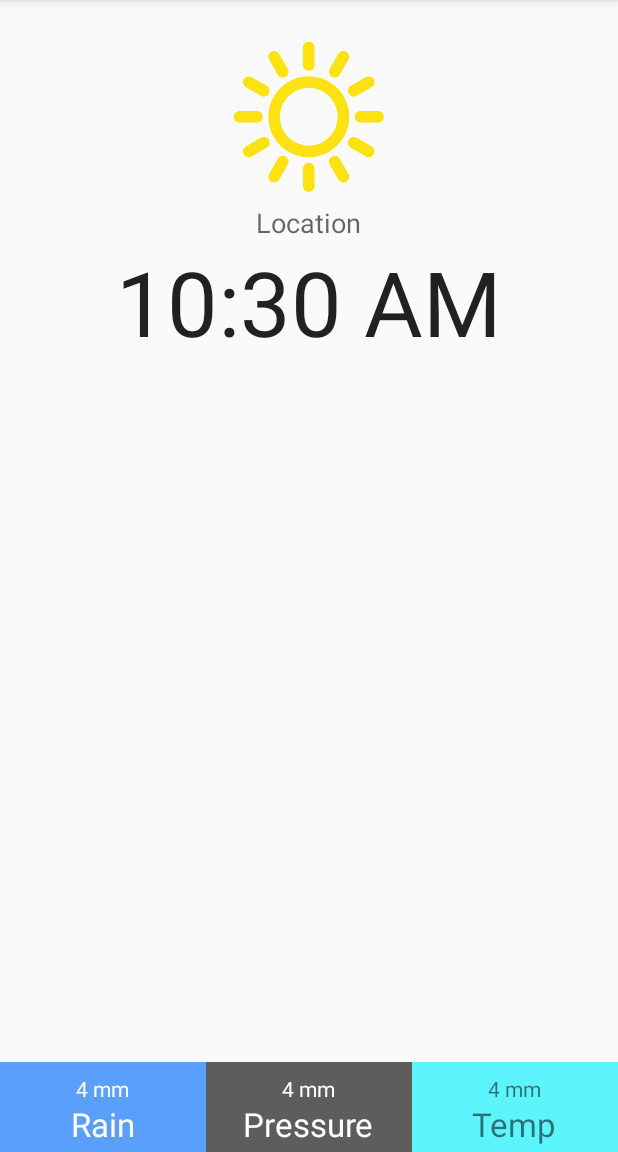
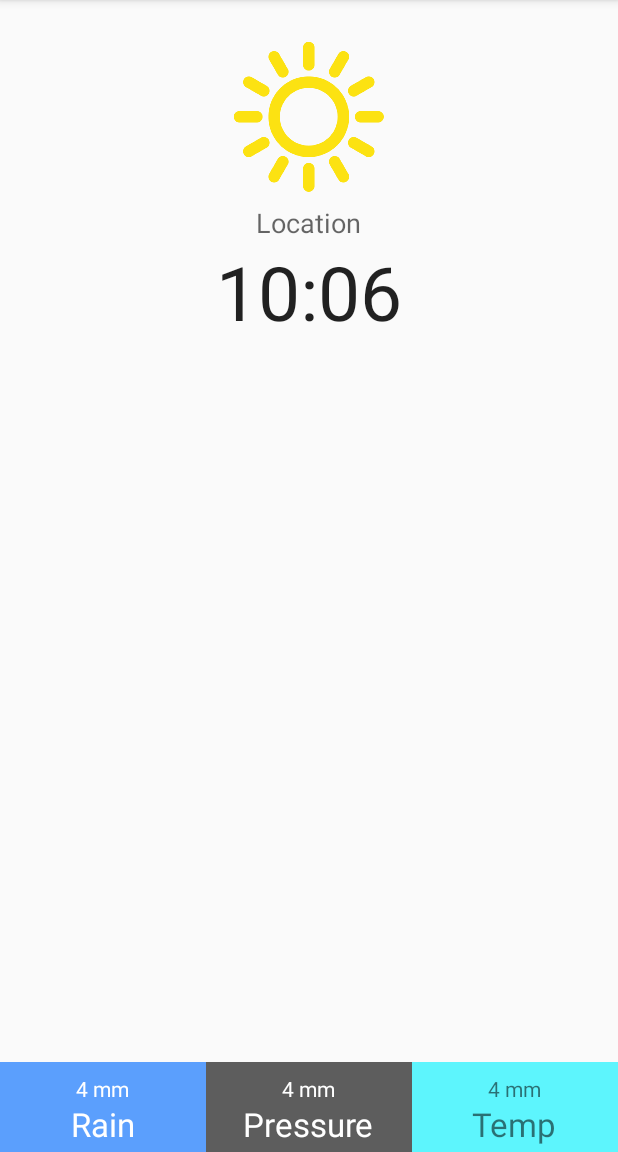
Before and after one commit to manuelmeister/RainMan, an Android app: the screen it shows after launch (MainActivity), on a phone screen of 412 x 824 dp, the part 84-1236 px from its top. Run offline under Robolectric (Android 15) with nearby library versions, the phone set to English and light mode, and no system bars.

```diff
--- a/app/src/main/res/layout/activity_main.xml
+++ b/app/src/main/res/layout/activity_main.xml
@@ -29,7 +29,9 @@
                 android:text="@string/location"
                 android:id="@+id/location"
                 android:layout_below="@+id/weather_icon"
-                android:layout_centerHorizontal="true" />
+                android:layout_centerHorizontal="true"
+                android:importantForAccessibility="yes"
+                android:singleLine="true" />
 
             <TextView
                 android:layout_width="wrap_content"
@@ -40,16 +42,20 @@
                 android:layout_below="@+id/location"
                 android:layout_centerHorizontal="true"
                 android:textSize="60dp"
-                android:visibility="invisible" />
+                android:visibility="invisible"
+                android:singleLine="true" />
 
             <TextClock
                 android:layout_width="wrap_content"
                 android:layout_height="wrap_content"
                 android:id="@+id/time"
                 android:layout_gravity="center_horizontal"
-                android:textSize="60sp"
+                android:textSize="50sp"
                 android:layout_centerHorizontal="true"
-                android:layout_below="@+id/location" />
+                android:layout_below="@+id/location"
+                android:format12Hour="HH:MM"
+                android:format24Hour="HH:MM"
+                android:importantForAccessibility="yes" />
 
             <TextView
                 android:layout_width="wrap_content"
@@ -92,7 +98,9 @@
                         android:visibility="visible"
                         android:layout_marginTop="8dp"
                         android:layout_marginBottom="-8dp"
-                        android:textColor="@color/text_white" />
+                        android:textColor="@color/text_white"
+                        android:importantForAccessibility="yes"
+                        android:singleLine="true" />
 
                     <TextView
                         android:layout_width="wrap_content"
@@ -102,7 +110,9 @@
                         android:layout_gravity="center_horizontal|bottom"
                         android:textSize="22sp"
                         android:textColor="@color/text_white"
-                        android:layout_marginBottom="4dp" />
+                        android:layout_marginBottom="4dp"
+                        android:importantForAccessibility="yes"
+                        android:singleLine="true" />
                 </FrameLayout>
 
                 <FrameLayout
@@ -123,7 +133,9 @@
                         android:visibility="visible"
                         android:layout_marginTop="8dp"
                         android:layout_marginBottom="-8dp"
-                        android:textColor="@color/text_white" />
+                        android:textColor="@color/text_white"
+                        android:importantForAccessibility="yes"
+                        android:singleLine="true" />
 
                     <TextView
                         android:layout_width="wrap_content"
@@ -133,7 +145,9 @@
                         android:layout_gravity="center_horizontal|bottom"
                         android:textSize="22sp"
                         android:textColor="@color/text_white"
-                        android:layout_marginBottom="4dp" />
+                        android:layout_marginBottom="4dp"
+                        android:importantForAccessibility="yes"
+                        android:singleLine="true" />
                 </FrameLayout>
 
                 <FrameLayout
@@ -153,7 +167,9 @@
                         android:layout_gravity="center_horizontal|top"
                         android:visibility="visible"
                         android:layout_marginTop="8dp"
-                        android:layout_marginBottom="-8dp" />
+                        android:layout_marginBottom="-8dp"
+                        android:importantForAccessibility="yes"
+                        android:singleLine="true" />
 
                     <TextView
                         android:layout_width="wrap_content"
@@ -162,7 +178,9 @@
                         android:id="@+id/bar_temperature_title"
                         android:layout_gravity="center_horizontal|bottom"
                         android:layout_marginBottom="4dp"
-                        android:textSize="22sp" />
+                        android:textSize="22sp"
+                        android:importantForAccessibility="yes"
+                        android:singleLine="true" />
 
                 </FrameLayout>
             </LinearLayout>
--- a/app/src/main/res/values/dimens.xml
+++ b/app/src/main/res/values/dimens.xml
@@ -2,4 +2,5 @@
     <!-- Default screen margins, per the Android Design guidelines. -->
     <dimen name="activity_horizontal_margin">16dp</dimen>
     <dimen name="activity_vertical_margin">16dp</dimen>
+    <integer name="spinner_offset">98</integer>
 </resources>
--- a/app/src/main/res/values/strings.xml
+++ b/app/src/main/res/values/strings.xml
@@ -35,4 +35,5 @@
     <string name="prefManually">prefManually</string>
     <string name="prefLocation">prefLocation</string>
     <string name="prefinput_Location">inputLocation</string>
+    <string name="pref_manually_disabled">Please disable GPS to use this feature!</string>
 </resources>
```
Also changed, not shown: app/src/main/java/ch/post/education/apps/rainman/MainActivity.java (+16 -11 lines).
